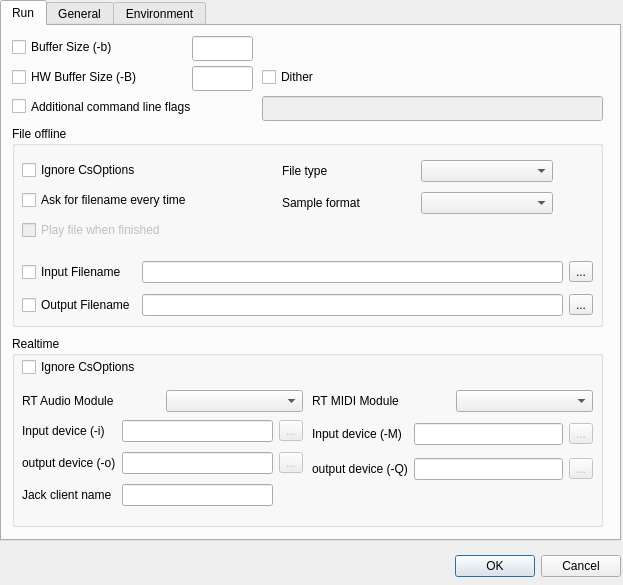
The window that src/configdialog.ui (CsoundQt/CsoundQt) describes before a commit, drawn with Qt 5.
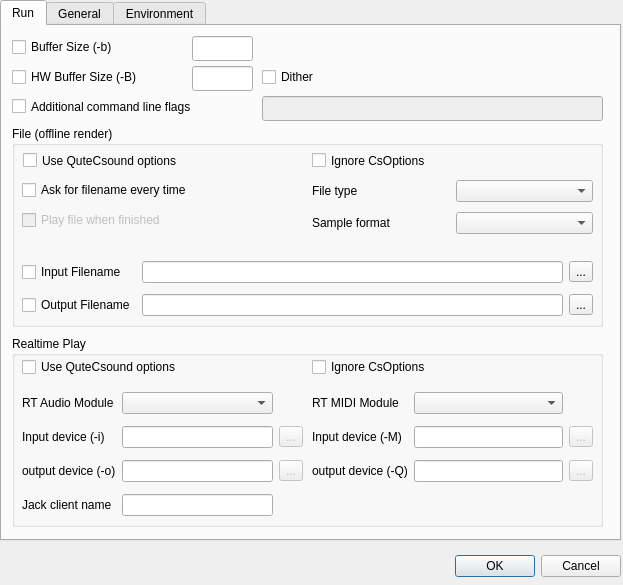
The same window after the commit.

Commit message: Added option to use/disable command line options from QuteCsound All open files are remembered, not only the last active ones When widget values change, document is flagged as modified. This is also the foundation for automatic widget connection (widgets with the same channel name modify each other) No asking "do you want to save" when opening a file. Hardware buffer active preference is now saved Cleaned widget classes Created dummy graph widget Cleaned most compile warnings

Patch:
```diff
--- a/src/configdialog.ui
+++ b/src/configdialog.ui
@@ -99,7 +99,10 @@
       </rect>
      </property>
      <property name="title" >
-      <string>File offline</string>
+      <string>File (offline render)</string>
+     </property>
+     <property name="alignment" >
+      <set>Qt::AlignLeading</set>
      </property>
      <widget class="QWidget" name="layoutWidget" >
       <property name="geometry" >
@@ -107,7 +110,7 @@
         <x>10</x>
         <y>130</y>
         <width>571</width>
-        <height>65</height>
+        <height>66</height>
        </rect>
       </property>
       <layout class="QGridLayout" >
@@ -147,48 +150,38 @@
        </item>
       </layout>
      </widget>
-     <widget class="QWidget" name="layoutWidget" >
+     <widget class="QCheckBox" name="FileUseOptionsCheckBox" >
       <property name="geometry" >
        <rect>
-        <x>10</x>
-        <y>30</y>
-        <width>241</width>
-        <height>89</height>
+        <x>11</x>
+        <y>22</y>
+        <width>277</width>
+        <height>25</height>
        </rect>
       </property>
-      <layout class="QVBoxLayout" >
-       <item>
-        <widget class="QCheckBox" name="FileOverrideCheckBox" >
-         <property name="text" >
-          <string>Ignore CsOptions</string>
-         </property>
-        </widget>
-       </item>
-       <item>
-        <widget class="QCheckBox" name="AskFilenameCheckBox" >
-         <property name="text" >
-          <string>Ask for filename every time</string>
-         </property>
-        </widget>
-       </item>
-       <item>
-        <widget class="QCheckBox" name="FilePlayFinishedCheckBox" >
-         <property name="enabled" >
-          <bool>false</bool>
-         </property>
-         <property name="text" >
-          <string>Play file when finished</string>
-         </property>
-        </widget>
-       </item>
-      </layout>
+      <property name="text" >
+       <string>Use QuteCsound options</string>
+      </property>
      </widget>
+     <widget class="QCheckBox" name="FileOverrideCheckBox" >
+      <property name="geometry" >
+       <rect>
+        <x>300</x>
+        <y>22</y>
+        <width>276</width>
+        <height>25</height>
+       </rect>
+      </property>
+      <property name="text" >
+       <string>Ignore CsOptions</string>
+      </property>
+     </widget>
      <widget class="QWidget" name="layoutWidget" >
       <property name="geometry" >
        <rect>
-        <x>270</x>
-        <y>30</y>
-        <width>271</width>
+        <x>300</x>
+        <y>50</y>
+        <width>281</width>
         <height>64</height>
        </rect>
       </property>
@@ -215,6 +208,35 @@
        </item>
       </layout>
      </widget>
+     <widget class="QWidget" name="layoutWidget" >
+      <property name="geometry" >
+       <rect>
+        <x>10</x>
+        <y>50</y>
+        <width>251</width>
+        <height>58</height>
+       </rect>
+      </property>
+      <layout class="QVBoxLayout" >
+       <item>
+        <widget class="QCheckBox" name="AskFilenameCheckBox" >
+         <property name="text" >
+          <string>Ask for filename every time</string>
+         </property>
+        </widget>
+       </item>
+       <item>
+        <widget class="QCheckBox" name="FilePlayFinishedCheckBox" >
+         <property name="enabled" >
+          <bool>false</bool>
+         </property>
+         <property name="text" >
+          <string>Play file when finished</string>
+         </property>
+        </widget>
+       </item>
+      </layout>
+     </widget>
     </widget>
     <widget class="QGroupBox" name="groupBox_2" >
      <property name="geometry" >
@@ -226,12 +248,12 @@
       </rect>
      </property>
      <property name="title" >
-      <string>Realtime</string>
+      <string>Realtime Play</string>
      </property>
      <widget class="QCheckBox" name="RtOverrideCheckBox" >
       <property name="geometry" >
        <rect>
-        <x>10</x>
+        <x>300</x>
         <y>20</y>
         <width>161</width>
         <height>22</height>
@@ -245,16 +267,16 @@
       <property name="geometry" >
        <rect>
         <x>10</x>
-        <y>80</y>
+        <y>50</y>
         <width>281</width>
-        <height>97</height>
+        <height>137</height>
        </rect>
       </property>
       <layout class="QGridLayout" >
-       <item row="0" column="1" >
+       <item row="1" column="1" >
         <widget class="QLineEdit" name="RtInputLineEdit" />
        </item>
-       <item row="0" column="2" >
+       <item row="1" column="2" >
         <widget class="QToolButton" name="toolButton_7" >
          <property name="enabled" >
           <bool>false</bool>
@@ -264,17 +286,17 @@
          </property>
         </widget>
        </item>
-       <item row="1" column="0" >
+       <item row="2" column="0" >
         <widget class="QLabel" name="label_5" >
          <property name="text" >
           <string>output device (-o)</string>
          </property>
         </widget>
        </item>
-       <item row="1" column="1" >
+       <item row="2" column="1" >
         <widget class="QLineEdit" name="RtOutputLineEdit" />
        </item>
-       <item row="1" column="2" >
+       <item row="2" column="2" >
         <widget class="QToolButton" name="toolButton_8" >
          <property name="enabled" >
           <bool>false</bool>
@@ -284,39 +306,53 @@
          </property>
         </widget>
        </item>
-       <item row="2" column="0" >
+       <item row="3" column="0" >
         <widget class="QLabel" name="label_6" >
          <property name="text" >
           <string>Jack client name</string>
          </property>
         </widget>
        </item>
-       <item row="2" column="1" >
+       <item row="3" column="1" >
         <widget class="QLineEdit" name="JackNameLineEdit" />
        </item>
-       <item row="0" column="0" >
+       <item row="1" column="0" >
         <widget class="QLabel" name="label_4" >
          <property name="text" >
           <string>Input device (-i)</string>
          </property>
         </widget>
        </item>
+       <item row="0" column="0" >
+        <layout class="QHBoxLayout" >
+         <item>
+          <widget class="QLabel" name="label_3" >
+           <property name="text" >
+            <string>RT Audio Module</string>
+           </property>
+          </widget>
+         </item>
+        </layout>
+       </item>
+       <item row="0" column="1" >
+        <widget class="QComboBox" name="RtModuleComboBox" />
+       </item>
       </layout>
      </widget>
      <widget class="QWidget" name="layoutWidget_2" >
       <property name="geometry" >
        <rect>
         <x>300</x>
-        <y>80</y>
+        <y>50</y>
         <width>281</width>
-        <height>71</height>
+        <height>102</height>
        </rect>
       </property>
       <layout class="QGridLayout" >
-       <item row="0" column="1" >
+       <item row="1" column="1" >
         <widget class="QLineEdit" name="RtMidiInputLineEdit" />
        </item>
-       <item row="0" column="2" >
+       <item row="1" column="2" >
         <widget class="QToolButton" name="toolButton_11" >
          <property name="enabled" >
           <bool>false</bool>
@@ -326,17 +362,17 @@
          </property>
         </widget>
        </item>
-       <item row="1" column="0" >
+       <item row="2" column="0" >
         <widget class="QLabel" name="label_8" >
          <property name="text" >
           <string>output device (-Q)</string>
          </property>
         </widget>
        </item>
-       <item row="1" column="1" >
+       <item row="2" column="1" >
         <widget class="QLineEdit" name="RtMidiOutputLineEdit" />
        </item>
-       <item row="1" column="2" >
+       <item row="2" column="2" >
         <widget class="QToolButton" name="toolButton_12" >
          <property name="enabled" >
           <bool>false</bool>
@@ -346,58 +382,41 @@
          </property>
         </widget>
        </item>
-       <item row="0" column="0" >
+       <item row="1" column="0" >
         <widget class="QLabel" name="label_12" >
          <property name="text" >
           <string>Input device (-M)</string>
          </property>
         </widget>
        </item>
-      </layout>
-     </widget>
-     <widget class="QWidget" name="layoutWidget_3" >
-      <property name="geometry" >
-       <rect>
-        <x>300</x>
-        <y>50</y>
-        <width>281</width>
-        <height>30</height>
-       </rect>
-      </property>
-      <layout class="QHBoxLayout" >
-       <item>
-        <widget class="QLabel" name="label_18" >
-         <property name="text" >
-          <string>RT MIDI Module</string>
-         </property>
-        </widget>
+       <item row="0" column="0" >
+        <layout class="QHBoxLayout" >
+         <item>
+          <widget class="QLabel" name="label_18" >
+           <property name="text" >
+            <string>RT MIDI Module</string>
+           </property>
+          </widget>
+         </item>
+        </layout>
        </item>
-       <item>
+       <item row="0" column="1" >
         <widget class="QComboBox" name="RtMidiModuleComboBox" />
        </item>
       </layout>
      </widget>
-     <widget class="QWidget" name="layoutWidget" >
+     <widget class="QCheckBox" name="RtUseOptionsCheckBox" >
       <property name="geometry" >
        <rect>
         <x>10</x>
-        <y>50</y>
-        <width>281</width>
-        <height>30</height>
+        <y>20</y>
+        <width>251</width>
+        <height>22</height>
        </rect>
       </property>
-      <layout class="QHBoxLayout" >
-       <item>
-        <widget class="QLabel" name="label_3" >
-         <property name="text" >
-          <string>RT Audio Module</string>
-         </property>
-        </widget>
-       </item>
-       <item>
-        <widget class="QComboBox" name="RtModuleComboBox" />
-       </item>
-      </layout>
+      <property name="text" >
+       <string>Use QuteCsound options</string>
+      </property>
      </widget>
     </widget>
     <widget class="QLineEdit" name="BufferSizeLineEdit" >
```
Left out of the diff: 4 changed lines with no effect on the pictures. The commit also changes 25 other files.
